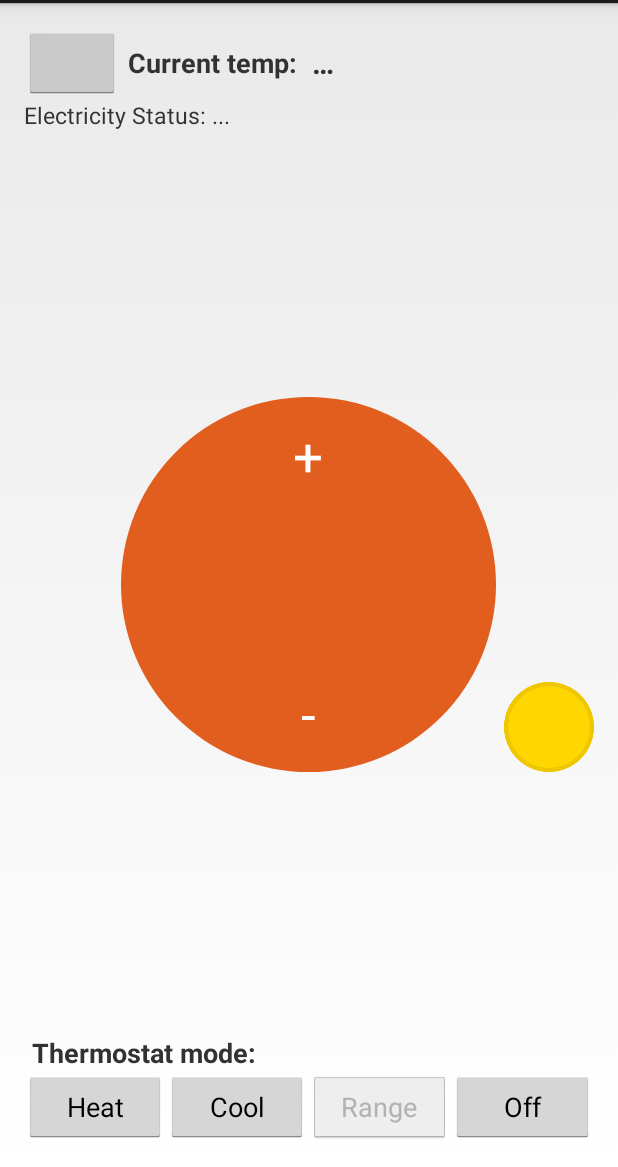
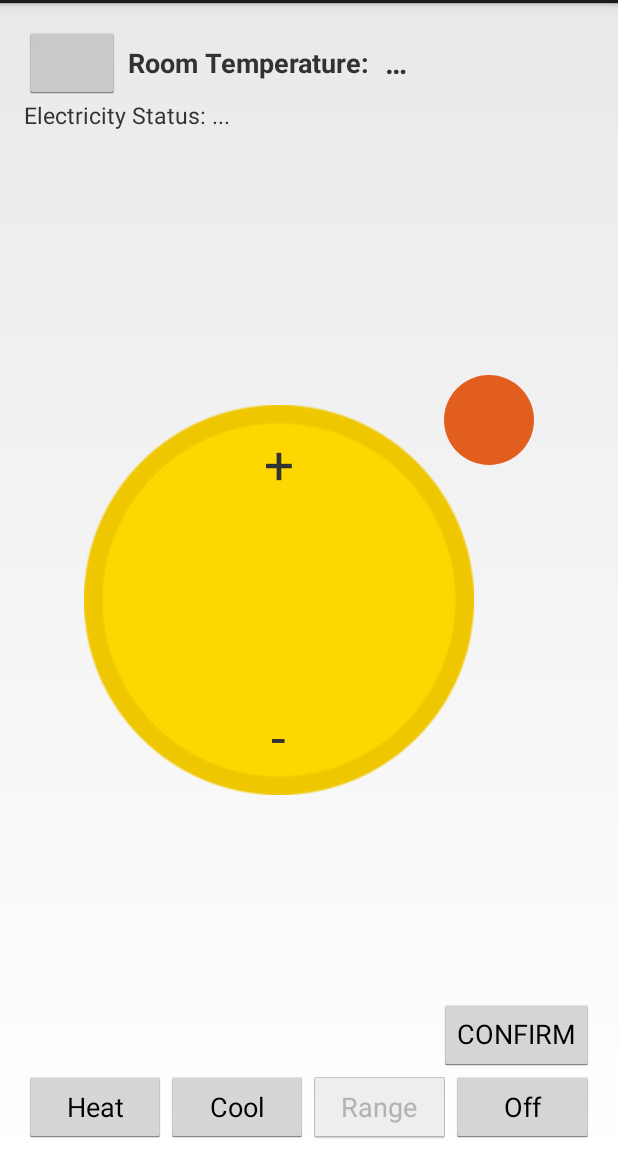
Before and after one commit to cristianvhdl/Thermostat_Interface, an Android app: the screen it shows after launch (MainActivity), after a tap on an icon or button, on a phone screen of 412 x 824 dp, the part 69-1236 px from its top. Run offline under Robolectric (Android 15) with nearby library versions, the phone set to English and light mode, and no system bars; our stand-ins replace Firebase (no records; nobody signed in at launch, a user with empty details on screens opened directly); libraries missing offline, so code that uses them is left out: com.nestlabs.sdk; 11 statements that could not run were skipped.

Commit message:
Add CONFIRM button; Add feature that allow user to adjust saving amount and see the corresponding target temperature change Minor UI tweaks

```diff
--- a/app/src/main/java/com/project/uoft/thermostat_interface/MainActivity.java
+++ b/app/src/main/java/com/project/uoft/thermostat_interface/MainActivity.java
@@ -9,24 +9,10 @@ import android.support.v4.content.ContextCompat;
 import android.util.Log;
 import android.view.View;
 import android.widget.Button;
+import android.widget.RelativeLayout;
 import android.widget.TextView;
 
-import android.app.Activity;
-import android.content.Intent;
-import android.os.Bundle;
-import android.support.annotation.NonNull;
-import android.util.Log;
-import android.view.View;
-import android.widget.Button;
-import android.widget.TextView;
-import android.widget.Toast;
-
-import com.google.android.gms.tasks.OnCompleteListener;
-import com.google.android.gms.tasks.Task;
-import com.google.firebase.auth.AuthResult;
 import com.google.firebase.auth.FirebaseAuth;
-import com.google.firebase.auth.FirebaseAuthInvalidUserException;
-import com.google.firebase.auth.FirebaseUser;
 import com.nestlabs.sdk.Callback;
 import com.nestlabs.sdk.GlobalUpdate;
 import com.nestlabs.sdk.NestAPI;
@@ -36,7 +22,6 @@ import com.nestlabs.sdk.NestToken;
 import com.nestlabs.sdk.Structure;
 import com.nestlabs.sdk.Thermostat;
 
-import java.util.ArrayList;
 import java.util.Date;
 
 public class MainActivity extends Activity implements View.OnClickListener {
@@ -72,7 +57,12 @@ public class MainActivity extends Activity implements View.OnClickListener {
     private Structure mStructure;
     private Activity mActivity;
 
+    private View mCoinView;
     private TextView mSavingText;
+    private TextView mSavingUp;
+    private TextView mSavingDown;
+    private TextView mTempUp;
+    private TextView mTempDown;
     private double display_temp;
     private Drawable default_btn_bg;
     private TextView mElecStatusText;
@@ -100,10 +90,16 @@ public class MainActivity extends Activity implements View.OnClickListener {
         mCurrentCoolTempText = (TextView) findViewById(R.id.current_cool_temp);
         mCurrentHeatTempText = (TextView) findViewById(R.id.current_heat_temp);
 
+        mCoinView = findViewById(R.id.coin_view);
         mSavingText = (TextView) findViewById(R.id.saving_text);
+        mSavingUp = (TextView)findViewById(R.id.saving_up);
+        mSavingDown = (TextView)findViewById(R.id.saving_down);
         mElecStatusText = (TextView)findViewById(R.id.elec_status_text);
+        mTempUp = (TextView) findViewById(R.id.temp_up);
+        mTempDown = (TextView) findViewById(R.id.temp_down);
 
         mStructureAway.setOnClickListener(this);
+
         findViewById(R.id.logout_button).setOnClickListener(this);
         findViewById(R.id.heat).setOnClickListener(this);
         findViewById(R.id.cool).setOnClickListener(this);
@@ -118,7 +114,12 @@ public class MainActivity extends Activity implements View.OnClickListener {
         findViewById(R.id.temp_cool_down).setOnClickListener(this);
         findViewById(R.id.temp_heat_up).setOnClickListener(this);
         findViewById(R.id.temp_heat_down).setOnClickListener(this);
+        findViewById(R.id.thermostat_view).setOnClickListener(this);
+        findViewById(R.id.confirm_btn).setOnClickListener(this);
+
         findViewById(R.id.coin_img).setOnClickListener(this);
+        findViewById(R.id.saving_up).setOnClickListener(this);
+        findViewById(R.id.saving_down).setOnClickListener(this);
 
         NestAPI.setAndroidContext(this);
         mNest = NestAPI.getInstance();
@@ -144,7 +145,7 @@ public class MainActivity extends Activity implements View.OnClickListener {
 
         // Database
         mDB = new Database();
-        mDB.helloWorld();
+//        mDB.helloWorld();
 //        mDB.writeNewAction("4:32", 21.0,24.0,28.0);
     }
 
@@ -196,32 +197,92 @@ public class MainActivity extends Activity implements View.OnClickListener {
         String thermostatID = mThermostat.getDeviceId();
         String mode = mThermostat.getHvacMode();
         String awayState = mStructure.getAway();
-//        double temp = mThermostat.getTargetTemperatureC();
-//        double init_temp = mThermostat.getTargetTemperatureC();
+        double init_temp = mThermostat.getTargetTemperatureC();
+        int coinRadius, savingTextSize, thermRadius, tempTextSize;
+
+        double targetC = display_temp;
+        double ambientC = mThermostat.getAmbientTemperatureC();
+        double tempDiffC = targetC - ambientC;
+        boolean isHeating = KEY_HEAT.equals(mode) && tempDiffC > 0;
+        boolean isCooling = KEY_COOL.equals(mode) && tempDiffC < 0;
 
         switch (v.getId()) {
             case R.id.coin_img:
                 Log.d(TAG, "Clicked Coin");
+                coinRadius = (int) (getResources().getDimension(R.dimen.thermostat_radius));
+                savingTextSize = (int) (getResources().getDimension(R.dimen.coin_text_size_big)/ getResources().getDisplayMetrics().density);
+                thermRadius = (int) (getResources().getDimension(R.dimen.coin_radius));
+                tempTextSize = (int) (getResources().getDimension(R.dimen.coin_text_size_normal)/ getResources().getDisplayMetrics().density);
+
+                mCoinView.requestLayout();
+                mCoinView.getLayoutParams().height = coinRadius;
+                mCoinView.getLayoutParams().width = coinRadius;
+                mSavingUp.setVisibility(View.VISIBLE);
+                mSavingDown.setVisibility(View.VISIBLE);
+                mSavingText.setTextSize(savingTextSize);
+
+                mThermostatView.requestLayout();
+                mThermostatView.getLayoutParams().height = thermRadius;
+                mThermostatView.getLayoutParams().width = thermRadius;
+                mTempUp.setVisibility(View.GONE);
+                mTempDown.setVisibility(View.GONE);
+                mCurrentTempText.setTextSize(tempTextSize);
+
+                break;
+            case R.id.thermostat_view:
+                Log.d(TAG, "Clicked Thermostat");
+                coinRadius = (int) (getResources().getDimension(R.dimen.coin_radius));
+                savingTextSize = (int) (getResources().getDimension(R.dimen.coin_text_size_normal)/ getResources().getDisplayMetrics().density);
+                thermRadius = (int) (getResources().getDimension(R.dimen.thermostat_radius));
+                tempTextSize = (int) (getResources().getDimension(R.dimen.control_temp_size)/ getResources().getDisplayMetrics().density);
+
+                mCoinView.requestLayout();
+                mCoinView.getLayoutParams().height = coinRadius;
+                mCoinView.getLayoutParams().width = coinRadius;
+                mSavingUp.setVisibility(View.GONE);
+                mSavingDown.setVisibility(View.GONE);
+                mSavingText.setTextSize(savingTextSize);
+
+                mThermostatView.requestLayout();
+                mThermostatView.getLayoutParams().height = thermRadius;
+                mThermostatView.getLayoutParams().width = thermRadius;
+                mTempUp.setVisibility(View.VISIBLE);
+                mTempDown.setVisibility(View.VISIBLE);
+                mCurrentTempText.setTextSize(tempTextSize);
+                break;
+            case R.id.confirm_btn:
+                Log.d(TAG, "Clicked Confirm");
 //                mSavingText.setText("¢" + 0);
-                mNest.thermostats.setTargetTemperatureC(mThermostat.getDeviceId(), display_temp);
-//                Toast.makeText(getApplicationContext(), "Save!!", Toast.LENGTH_SHORT).show();
-                Date timeStamp = new Date();
-                Action newAction = new Action(mThermostat.getTargetTemperatureC(), display_temp, mThermostat.getAmbientTemperatureC());
-                String UID = FirebaseAuth.getInstance().getCurrentUser().getUid();
-                Database.writeNewAction(UID, timeStamp, newAction);
+                if (display_temp != init_temp){ //if target temp is different from initial temperature
+                    mNest.thermostats.setTargetTemperatureC(mThermostat.getDeviceId(), display_temp);
+                    Date timeStamp = new Date();
+                    Action newAction = new Action(mThermostat.getTargetTemperatureC(), display_temp, mThermostat.getAmbientTemperatureC());
+                    String UID = FirebaseAuth.getInstance().getCurrentUser().getUid();
+                    Database.writeNewAction(UID, timeStamp, newAction);
+                }
+                break;
+            case R.id.saving_up:
+                if(display_temp < 32 && (isCooling || KEY_HEAT.equals(mode)))
+                    display_temp+=0.5;
+                updateSingleControlView();
                 break;
             case R.id.temp_up:
                 if(display_temp < 32)
                     display_temp+=0.5;
                 updateSingleControlView();
-                mCurrentTempText.setText(String.format(DEG_C, display_temp));
+//                mCurrentTempText.setText(String.format(DEG_C, display_temp));
 //                mNest.thermostats.setTargetTemperatureC(mThermostat.getDeviceId(), temp);
+                break;
+            case R.id.saving_down:
+                if(display_temp > 9 && (isHeating || KEY_COOL.equals(mode)))
+                    display_temp-=0.5;
+                updateSingleControlView();
                 break;
             case R.id.temp_down:
                 if(display_temp > 9)
                     display_temp-=0.5;
                 updateSingleControlView();
-                mCurrentTempText.setText(String.format(DEG_C, display_temp));
+//                mCurrentTempText.setText(String.format(DEG_C, display_temp));
 //                mNest.thermostats.setTargetTemperatureC(mThermostat.getDeviceId(), temp);
                 break;
             case R.id.temp_heat_up:
@@ -490,8 +551,8 @@ public class MainActivity extends Activity implements View.OnClickListener {
 
         if(!isOff || display_temp == ambient_temp) {  // while the HVAC is ON, the saving will be updated
             Log.v(TAG, "Update Saving");
-            double saving = Energy.centsToTemp(mThermostat.getAmbientTemperatureC(), init_target_temp, KEY_COOL.equals(mode))
-                    - Energy.centsToTemp(mThermostat.getAmbientTemperatureC(), display_temp, KEY_COOL.equals(mode));
+            double saving = Energy.tempToCents(mThermostat.getAmbientTemperatureC(), init_target_temp, KEY_COOL.equals(mode))
+                    - Energy.tempToCents(mThermostat.getAmbientTemperatureC(), display_temp, KEY_COOL.equals(mode));
             mSavingText.setText("¢ "+String.format("%.0f", saving));
         }
 
--- a/app/src/main/res/layout/activity_main.xml
+++ b/app/src/main/res/layout/activity_main.xml
@@ -28,35 +28,8 @@
         android:layout_width="wrap_content"
         android:layout_height="wrap_content"
         android:layout_alignParentLeft="true"
-        android:layout_alignParentStart="true"
-        android:layout_below="@+id/structure_name" />
-
-    <RelativeLayout
-        android:layout_width="wrap_content"
-        android:layout_height="wrap_content"
-        android:layout_alignBottom="@+id/thermostat_view"
-        android:layout_alignParentRight="true"
-        >
-        <!--android:layout_centerHorizontal="true"-->
-
-        <ImageView
-            android:layout_width="60dp"
-            android:layout_height="60dp"
-            android:id="@+id/coin_img"
-            android:src="@drawable/coin" />
-        <TextView
-            android:id="@+id/saving_text"
-            android:layout_width="wrap_content"
-            android:layout_height="wrap_content"
-            android:layout_alignLeft="@+id/coin_img"
-            android:layout_alignTop="@+id/coin_img"
-            android:layout_alignRight="@+id/coin_img"
-            android:layout_alignBottom="@+id/coin_img"
-            android:layout_margin="1dp"
-            android:gravity="center"
-            android:text=""
-            android:textColor="#000000" />
-    </RelativeLayout>
+        android:layout_alignParentStart="true"/>
+        <!--android:layout_below="@+id/structure_name" />-->
 
     <TextView
         android:id="@+id/ambient_temp"
@@ -91,15 +64,41 @@
         android:textStyle="bold" />
 
     <RelativeLayout
-        android:id="@+id/thermostat_view"
-        android:layout_width="@dimen/thermostat_radius"
-        android:layout_height="@dimen/thermostat_radius"
-        android:layout_centerInParent="true"
-        android:background="@drawable/heat_thermostat_drawable">
+        android:layout_width="@dimen/thermostat_view_width"
+        android:layout_height="@dimen/thermostat_view_height"
+        android:paddingTop="10dp"
+        android:paddingBottom="10dp"
+        android:layout_centerInParent="true">
 
+        <RelativeLayout
+            android:id="@+id/thermostat_view"
+            android:layout_width="@dimen/thermostat_radius"
+            android:layout_height="@dimen/thermostat_radius"
+            android:layout_alignParentRight="true"
+            android:layout_alignParentTop="true"
 
-        <include layout="@layout/single_control_layout" />
-        <include layout="@layout/range_control_layout" />
+            android:background="@drawable/heat_thermostat_drawable">
+
+            <include layout="@layout/single_control_layout" />
+            <include layout="@layout/range_control_layout" />
+
+        </RelativeLayout>
+
+        <RelativeLayout
+            android:id="@+id/coin_view"
+            android:layout_width="@dimen/coin_radius"
+            android:layout_height="@dimen/coin_radius"
+            android:layout_alignParentBottom="true"
+            android:layout_alignParentLeft="true">
+            <ImageView
+                android:layout_width="match_parent"
+                android:layout_height="match_parent"
+                android:id="@+id/coin_img"
+                android:src="@drawable/coin" />
+
+            <include layout="@layout/coin_layout"/>
+
+        </RelativeLayout>
     </RelativeLayout>
 
     <LinearLayout
@@ -135,17 +134,17 @@
             android:text="Off" />
     </LinearLayout>
 
-    <TextView
-        android:id="@+id/textView2"
-        android:layout_width="wrap_content"
-        android:layout_height="wrap_content"
-        android:layout_above="@+id/hvac_mode_control_container"
-        android:layout_alignParentLeft="true"
-        android:layout_alignParentStart="true"
-        android:paddingLeft="5dp"
-        android:text="Thermostat mode:"
-        android:textSize="18dp"
-        android:textStyle="bold" />
+    <!--<TextView-->
+        <!--android:id="@+id/textView2"-->
+        <!--android:layout_width="wrap_content"-->
+        <!--android:layout_height="wrap_content"-->
+        <!--android:layout_above="@+id/hvac_mode_control_container"-->
+        <!--android:layout_alignParentLeft="true"-->
+        <!--android:layout_alignParentStart="true"-->
+        <!--android:paddingLeft="5dp"-->
+        <!--android:text="Thermostat mode:"-->
+        <!--android:textSize="18dp"-->
+        <!--android:textStyle="bold" />-->
     <Button
         android:id="@+id/logout_button"
         android:layout_width="0dp"
@@ -164,4 +163,14 @@
         android:textSize="15dp"
         />
 
+    <Button
+        android:layout_width="wrap_content"
+        android:layout_height="wrap_content"
+        android:paddingBottom="10dp"
+        android:text="CONFIRM"
+        android:id="@+id/confirm_btn"
+        android:layout_above="@+id/hvac_mode_control_container"
+        android:layout_alignRight="@+id/hvac_mode_control_container"
+        android:layout_alignEnd="@+id/hvac_mode_control_container" />
+
 </RelativeLayout>
--- /dev/null
+++ b/app/src/main/res/layout/coin_layout.xml
@@ -0,0 +1,51 @@
+<?xml version="1.0" encoding="utf-8"?>
+
+<FrameLayout
+    android:id="@+id/single_control"
+    xmlns:android="http://schemas.android.com/apk/res/android"
+
+    android:layout_width="match_parent"
+    android:layout_height="match_parent">
+
+    <TextView
+        android:id="@+id/saving_up"
+        android:layout_width="wrap_content"
+        android:layout_height="wrap_content"
+        android:layout_centerHorizontal="true"
+        android:layout_gravity="top|center_horizontal"
+        android:visibility="gone"
+        android:padding="@dimen/control_padding"
+        android:text="@string/increase_temp"
+        android:textSize="@dimen/control_temp_size" />
+
+    <TextView
+        android:id="@+id/saving_text"
+        android:layout_width="wrap_content"
+        android:layout_height="wrap_content"
+        android:layout_gravity="center"
+        android:layout_centerInParent="true"
+        android:layout_margin="1dp"
+        android:textSize="@dimen/coin_text_size_normal"/>
+    <!--<TextView-->
+    <!--android:id="@+id/saving_text"-->
+    <!--android:layout_width="wrap_content"-->
+    <!--android:layout_height="wrap_content"-->
+    <!--android:layout_alignLeft="@+id/coin_img"-->
+    <!--android:layout_alignTop="@+id/coin_img"-->
+    <!--android:layout_alignRight="@+id/coin_img"-->
+    <!--android:layout_alignBottom="@+id/coin_img"-->
+    <!--android:layout_margin="1dp"-->
+    <!--android:gravity="center"-->
+    <!--android:text=""-->
+    <!--android:textColor="#000000" />-->
+    <TextView
+        android:id="@+id/saving_down"
+        android:layout_width="wrap_content"
+        android:layout_height="wrap_content"
+        android:layout_gravity="bottom|center_horizontal"
+        android:visibility="gone"
+        android:padding="@dimen/control_padding"
+        android:text="@string/decrease_temp"
+        android:textSize="@dimen/control_temp_size" />
+
+</FrameLayout>
--- a/app/src/main/res/values/dimens.xml
+++ b/app/src/main/res/values/dimens.xml
@@ -2,8 +2,13 @@
 
     <dimen name="activity_horizontal_margin">16dp</dimen>
     <dimen name="activity_vertical_margin">16dp</dimen>
-    <dimen name="thermostat_radius">250dp</dimen>
+    <dimen name="thermostat_radius">260dp</dimen>
+    <dimen name="coin_radius">60dp</dimen>
+    <dimen name="thermostat_view_width">300dp</dimen>
+    <dimen name="thermostat_view_height">300dp</dimen>
     <dimen name="temp_text_size">35sp</dimen>
+    <dimen name="coin_text_size_normal">20sp</dimen>
+    <dimen name="coin_text_size_big">35sp</dimen>
     <dimen name="control_temp_size">35sp</dimen>
     <dimen name="control_padding">15sp</dimen>
 </resources>
--- a/app/src/main/res/values/strings.xml
+++ b/app/src/main/res/values/strings.xml
@@ -9,7 +9,7 @@
     <string name="away_state_away">Away</string>
     <string name="away_state_auto_away">Auto Away</string>
     <string name="ellipsis">…</string>
-    <string name="curr_temp">Current temp:</string>
+    <string name="curr_temp">Room Temperature:</string>
     <string name="decrease_temp">-</string>
     <string name="increase_temp">+</string>
     <string name="auth_firebase_failed">Firebase User Auth Failed</string>
--- a/build.gradle
+++ b/build.gradle
@@ -5,7 +5,7 @@ buildscript {
         jcenter()
     }
     dependencies {
-        classpath 'com.android.tools.build:gradle:2.1.0'
+        classpath 'com.android.tools.build:gradle:2.1.3'
         classpath 'com.google.gms:google-services:3.0.0'    // Firebase
     }
 }
```
Also changed, not shown: app/src/main/java/com/project/uoft/thermostat_interface/Energy.java (+26 -6 lines), gradle/wrapper/gradle-wrapper.properties.
